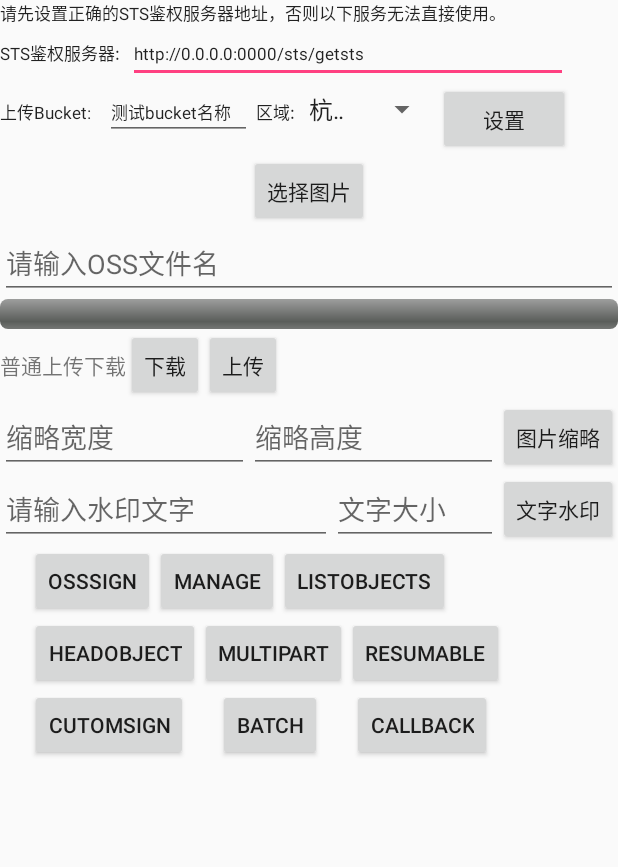
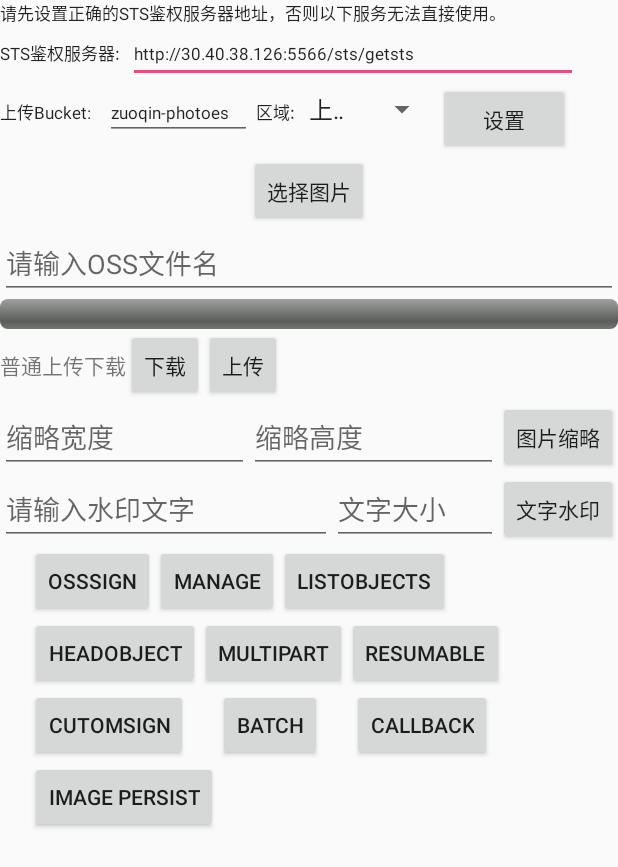
Before and after one commit to aliyun/aliyun-oss-android-sdk, an Android app: the screen it shows after launch (AuthTestActivity), on a phone screen of 412 x 824 dp. Shown: the top 867 px of the screen. Run offline under Robolectric (Android 15) with nearby library versions, the light colour scheme and no system bars; libraries missing offline, so code that uses them is left out: com.afollestad.materialdialogs, com.tangxiaolv.telegramgallery; 1 statement that could not run was skipped.

Commit message:
Log : 添加imagepersist接口

```diff
--- a/app/src/main/java/com/alibaba/sdk/android/oss/app/Config.java
+++ b/app/src/main/java/com/alibaba/sdk/android/oss/app/Config.java
@@ -14,15 +14,15 @@ public class Config {
     // The endpoint value below is just the example. Please use proper value according to your region
 
     // 访问的endpoint地址
-    public static final String endpoint = "http://oss-cn-region.aliyuncs.com";
+    public static final String endpoint = "http://oss-cn-shanghai.aliyuncs.com";
     //callback 测试地址
     public static final String callbackAddress = "http://oss-demo.aliyuncs.com:23450";
     // STS 鉴权服务器地址，使用前请参照文档 https://help.aliyun.com/document_detail/31920.html 介绍配置STS 鉴权服务器地址。
     // 或者根据工程sts_local_server目录中本地鉴权服务脚本代码启动本地STS 鉴权服务器。详情参见sts_local_server 中的脚本内容。
-    public static final String STSSERVER = "http://0.0.0.0:0000/sts/getsts";//STS 地址
+    public static final String STSSERVER = "http://30.40.38.126:5566/sts/getsts";//STS 地址
 
     public static final String uploadFilePath = ""; //本地文件上传地址
-    public static final String bucket = "测试bucket名称";
+    public static final String bucket = "zuoqin-photoes";
     public static final String uploadObject = "上传object名称";
     public static final String downloadObject = "下载object名称";
 
--- a/app/src/main/java/com/alibaba/sdk/android/oss/sample/customprovider/AuthTestActivity.java
+++ b/app/src/main/java/com/alibaba/sdk/android/oss/sample/customprovider/AuthTestActivity.java
@@ -139,6 +139,7 @@ public class AuthTestActivity extends AppCompatActivity {
         conf.setMaxConcurrentRequest(5); // 最大并发请求书，默认5个
         conf.setMaxErrorRetry(2); // 失败后最大重试次数，默认2次
         OSS oss = new OSSClient(getApplicationContext(), endpoint, credentialProvider, conf);
+        OSSLog.enableLog();
         return new OssService(oss, editBucketName, displayer);
 
     }
@@ -378,6 +379,14 @@ public class AuthTestActivity extends AppCompatActivity {
             }
         });
 
+        Button image_persist = (Button) findViewById(R.id.image_persist);
+        image_persist.setOnClickListener(new View.OnClickListener() {
+            @Override
+            public void onClick(View v) {
+                imageService.imagePersist("zuoqin-photoes","249653.jpg","zq-shanghai-1","1111.jpg","resize,w_100");
+            }
+        });
+
         copyLocalFile();
         initLocalFiles();
         initDialog();
--- a/app/src/main/java/com/alibaba/sdk/android/oss/sample/customprovider/ImageService.java
+++ b/app/src/main/java/com/alibaba/sdk/android/oss/sample/customprovider/ImageService.java
@@ -40,5 +40,9 @@ public class ImageService {
         ossService.asyncGetImage(object + queryString);
     }
 
+    public void imagePersist(String fromBucket, String fromObjectKey, String toBucket, String toObjectkey, String action){
+        ossService.imagePersist(fromBucket,fromObjectKey, toBucket, toObjectkey,action);
+    }
+
 
 }
--- a/app/src/main/res/layout/content_main.xml
+++ b/app/src/main/res/layout/content_main.xml
@@ -285,6 +285,7 @@
                 android:layout_gravity="center_horizontal"
                 android:layout_marginLeft="20dp"
                 android:text="@string/batch_upload" />
+
             <Button
                 android:id="@+id/trigger_callback"
                 style="?android:attr/buttonStyleSmall"
@@ -293,6 +294,21 @@
                 android:layout_gravity="center_horizontal"
                 android:layout_marginLeft="20dp"
                 android:text="@string/trigger_callback" />
+        </LinearLayout>
+
+        <LinearLayout
+            android:layout_width="match_parent"
+            android:layout_height="wrap_content"
+            android:orientation="horizontal">
+
+            <Button
+                android:id="@+id/image_persist"
+                style="?android:attr/buttonStyleSmall"
+                android:layout_width="wrap_content"
+                android:layout_height="wrap_content"
+                android:layout_gravity="center_horizontal"
+                android:layout_marginLeft="20dp"
+                android:text="@string/image_persist" />
         </LinearLayout>
 
         <TextView
--- a/app/src/main/res/values/strings.xml
+++ b/app/src/main/res/values/strings.xml
@@ -26,4 +26,5 @@
     <string name="cutomSign">cutomsign</string>
     <string name="batch_upload">batch</string>
     <string name="trigger_callback">callback</string>
+    <string name="image_persist">image persist</string>
 </resources>
--- a/oss-android-sdk/src/main/java/com/alibaba/sdk/android/oss/OSS.java
+++ b/oss-android-sdk/src/main/java/com/alibaba/sdk/android/oss/OSS.java
@@ -29,6 +29,8 @@ import com.alibaba.sdk.android.oss.model.GetObjectRequest;
 import com.alibaba.sdk.android.oss.model.GetObjectResult;
 import com.alibaba.sdk.android.oss.model.HeadObjectRequest;
 import com.alibaba.sdk.android.oss.model.HeadObjectResult;
+import com.alibaba.sdk.android.oss.model.ImagePersistRequest;
+import com.alibaba.sdk.android.oss.model.ImagePersistResult;
 import com.alibaba.sdk.android.oss.model.InitiateMultipartUploadRequest;
 import com.alibaba.sdk.android.oss.model.InitiateMultipartUploadResult;
 import com.alibaba.sdk.android.oss.model.ListObjectsRequest;
@@ -561,6 +563,9 @@ public interface OSS {
 
     public OSSAsyncTask<TriggerCallbackResult> asyncTriggerCallback(TriggerCallbackRequest request, OSSCompletedCallback<TriggerCallbackRequest, TriggerCallbackResult> completedCallback);
 
-    public TriggerCallbackResult triggerCallback(TriggerCallbackRequest request)
-            throws ClientException, ServiceException;
+    public TriggerCallbackResult triggerCallback(TriggerCallbackRequest request) throws ClientException, ServiceException;
+
+    public OSSAsyncTask<ImagePersistResult> asyncImagePersist(ImagePersistRequest request, OSSCompletedCallback<ImagePersistRequest, ImagePersistResult> completedCallback);
+
+    public ImagePersistResult imagePersist(ImagePersistRequest request) throws ClientException, ServiceException;
 }
```
Also changed, not shown: app/src/main/java/com/alibaba/sdk/android/oss/sample/customprovider/OssService.java (+23 -0 lines), oss-android-sdk/src/main/java/com/alibaba/sdk/android/oss/OSSClient.java (+12 -0 lines), oss-android-sdk/src/main/java/com/alibaba/sdk/android/oss/OSSImpl.java (+12 -0 lines), oss-android-sdk/src/main/java/com/alibaba/sdk/android/oss/common/utils/OSSUtils.java (+19 -0 lines), oss-android-sdk/src/main/java/com/alibaba/sdk/android/oss/internal/InternalRequestOperation.java (+26 -0 lines), oss-android-sdk/src/main/java/com/alibaba/sdk/android/oss/internal/ResponseParsers.java (+9 -0 lines), oss-android-sdk/src/main/java/com/alibaba/sdk/android/oss/model/ImagePersistRequest.java (added, +30 -0 lines), oss-android-sdk/src/main/java/com/alibaba/sdk/android/oss/model/ImagePersistResult.java (added, +28 -0 lines).
